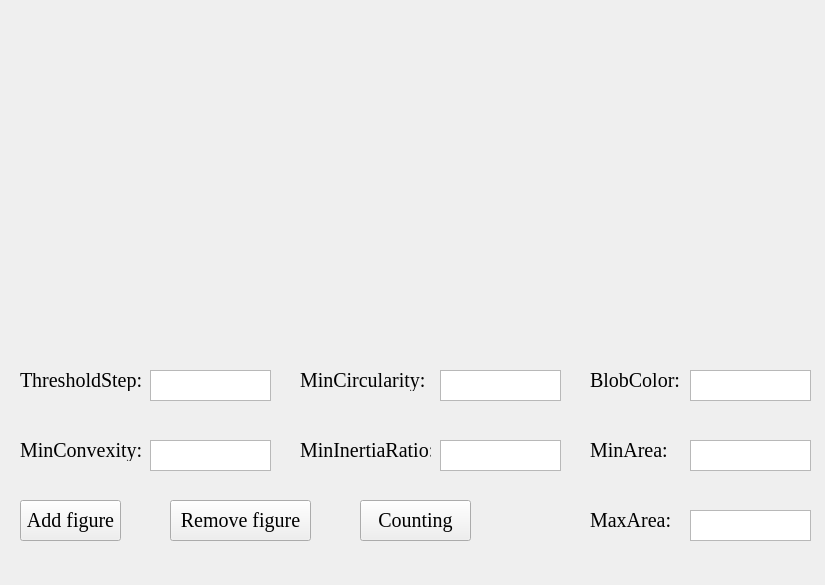
Above: Dots_counting.ui from hzaurzli/MicroWorldOmics before the change. Below: the same form after it.
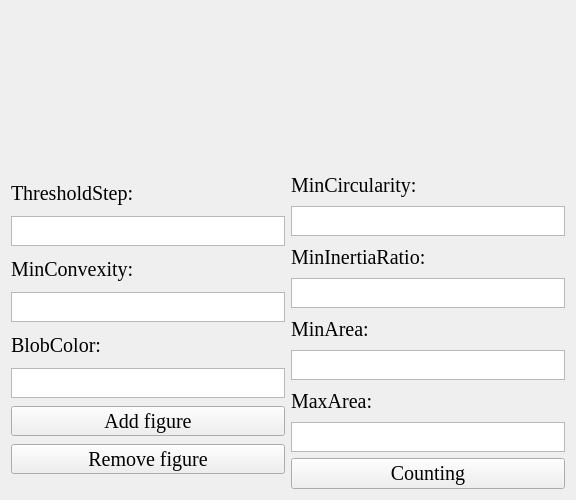
That is the form after the change. Icons and pictures are not drawn.

The edit to the form file:
```diff
--- a/Dots_counting.ui
+++ b/Dots_counting.ui
@@ -6,53 +6,109 @@
    <rect>
     <x>0</x>
     <y>0</y>
-    <width>825</width>
-    <height>585</height>
+    <width>576</width>
+    <height>500</height>
    </rect>
   </property>
   <property name="windowTitle">
    <string>Form</string>
   </property>
-  <widget class="QLabel" name="label_8">
-   <property name="geometry">
-    <rect>
-     <x>30</x>
-     <y>10</y>
-     <width>351</width>
-     <height>321</height>
-    </rect>
-   </property>
-   <property name="styleSheet">
-    <string notr="true">background-image: url(D:/Documents/Desktop/white.png)</string>
+  <layout class="QGridLayout" name="gridLayout_7">
+   <item row="0" column="1">
+    <layout class="QGridLayout" name="gridLayout_3">
+     <item row="0" column="0">
+      <widget class="QLabel" name="label_2">
+       <property name="sizePolicy">
+        <sizepolicy hsizetype="Fixed" vsizetype="Fixed">
+         <horstretch>0</horstretch>
+         <verstretch>0</verstretch>
+        </sizepolicy>
+       </property>
+       <property name="maximumSize">
+        <size>
+         <width>300</width>
+         <height>250</height>
+        </size>
    </property>
    <property name="text">
     <string/>
    </property>
-  </widget>
+       <property name="pixmap">
+        <pixmap>logo/white.png</pixmap>
+       </property>
+       <property name="scaledContents">
+        <bool>true</bool>
+       </property>
+      </widget>
+     </item>
+    </layout>
+   </item>
+   <item row="0" column="0">
+    <layout class="QGridLayout" name="gridLayout">
+     <property name="horizontalSpacing">
+      <number>6</number>
+     </property>
+     <property name="verticalSpacing">
+      <number>0</number>
+     </property>
+     <item row="0" column="0">
+      <widget class="QLabel" name="label">
+       <property name="sizePolicy">
+        <sizepolicy hsizetype="Fixed" vsizetype="Fixed">
+         <horstretch>0</horstretch>
+         <verstretch>0</verstretch>
+        </sizepolicy>
+       </property>
+       <property name="maximumSize">
+        <size>
+         <width>300</width>
+         <height>250</height>
+        </size>
+       </property>
+       <property name="text">
+        <string/>
+       </property>
+       <property name="pixmap">
+        <pixmap>logo/white.png</pixmap>
+       </property>
+       <property name="scaledContents">
+        <bool>true</bool>
+       </property>
+      </widget>
+     </item>
+    </layout>
+   </item>
+   <item row="1" column="1">
+    <layout class="QGridLayout" name="gridLayout_4">
+     <item row="1" column="0">
+      <widget class="QTextEdit" name="textEdit_3">
+       <property name="sizePolicy">
+        <sizepolicy hsizetype="Expanding" vsizetype="MinimumExpanding">
+         <horstretch>0</horstretch>
+         <verstretch>0</verstretch>
+        </sizepolicy>
+       </property>
+       <property name="maximumSize">
+        <size>
+         <width>16777215</width>
+         <height>30</height>
+        </size>
+       </property>
+      </widget>
+     </item>
+     <item row="6" column="0">
   <widget class="QLabel" name="label_9">
-   <property name="geometry">
-    <rect>
-     <x>440</x>
-     <y>10</y>
-     <width>351</width>
-     <height>321</height>
-    </rect>
-   </property>
-   <property name="styleSheet">
-    <string notr="true">background-image: url(D:/Documents/Desktop/white.png)</string>
-   </property>
-   <property name="text">
-    <string/>
-   </property>
-  </widget>
-  <widget class="QPushButton" name="pushButton_2">
-   <property name="geometry">
-    <rect>
-     <x>170</x>
-     <y>500</y>
-     <width>141</width>
-     <height>41</height>
-    </rect>
+       <property name="sizePolicy">
+        <sizepolicy hsizetype="Preferred" vsizetype="MinimumExpanding">
+         <horstretch>0</horstretch>
+         <verstretch>0</verstretch>
+        </sizepolicy>
+       </property>
+       <property name="maximumSize">
+        <size>
+         <width>16777215</width>
+         <height>30</height>
+        </size>
    </property>
    <property name="font">
     <font>
@@ -60,41 +116,24 @@
      <pointsize>15</pointsize>
     </font>
    </property>
-   <property name="styleSheet">
-    <string notr="true">background-image: url(D:/Documents/Desktop/white.png)</string>
-   </property>
    <property name="text">
-    <string>Remove figure</string>
-   </property>
-  </widget>
-  <widget class="QTextEdit" name="textEdit">
-   <property name="geometry">
-    <rect>
-     <x>150</x>
-     <y>370</y>
-     <width>121</width>
-     <height>31</height>
-    </rect>
-   </property>
-  </widget>
-  <widget class="QTextEdit" name="textEdit_6">
-   <property name="geometry">
-    <rect>
-     <x>690</x>
-     <y>440</y>
-     <width>121</width>
-     <height>31</height>
-    </rect>
-   </property>
-  </widget>
-  <widget class="QLabel" name="label_3">
-   <property name="geometry">
-    <rect>
-     <x>300</x>
-     <y>370</y>
-     <width>131</width>
-     <height>21</height>
-    </rect>
+        <string>MaxArea:</string>
+       </property>
+      </widget>
+     </item>
+     <item row="0" column="0">
+      <widget class="QLabel" name="label_5">
+       <property name="sizePolicy">
+        <sizepolicy hsizetype="Preferred" vsizetype="MinimumExpanding">
+         <horstretch>0</horstretch>
+         <verstretch>0</verstretch>
+        </sizepolicy>
+       </property>
+       <property name="maximumSize">
+        <size>
+         <width>16777215</width>
+         <height>30</height>
+        </size>
    </property>
    <property name="font">
     <font>
@@ -106,25 +145,91 @@
     <string>MinCircularity:</string>
    </property>
   </widget>
-  <widget class="QTextEdit" name="textEdit_7">
-   <property name="geometry">
-    <rect>
-     <x>690</x>
-     <y>510</y>
-     <width>121</width>
-     <height>31</height>
-    </rect>
-   </property>
-  </widget>
+     </item>
+     <item row="4" column="0">
+      <widget class="QLabel" name="label_8">
+       <property name="sizePolicy">
+        <sizepolicy hsizetype="Preferred" vsizetype="MinimumExpanding">
+         <horstretch>0</horstretch>
+         <verstretch>0</verstretch>
+        </sizepolicy>
+       </property>
+       <property name="maximumSize">
+        <size>
+         <width>16777215</width>
+         <height>30</height>
+        </size>
+       </property>
+       <property name="font">
+        <font>
+         <family>Times New Roman</family>
+         <pointsize>15</pointsize>
+        </font>
+       </property>
+       <property name="text">
+        <string>MinArea:</string>
+       </property>
+      </widget>
+     </item>
+     <item row="2" column="0">
+      <widget class="QLabel" name="label_6">
+       <property name="sizePolicy">
+        <sizepolicy hsizetype="Preferred" vsizetype="MinimumExpanding">
+         <horstretch>0</horstretch>
+         <verstretch>0</verstretch>
+        </sizepolicy>
+       </property>
+       <property name="maximumSize">
+        <size>
+         <width>16777215</width>
+         <height>30</height>
+        </size>
+       </property>
+       <property name="font">
+        <font>
+         <family>Times New Roman</family>
+         <pointsize>15</pointsize>
+        </font>
+       </property>
+       <property name="text">
+        <string>MinInertiaRatio:</string>
+       </property>
+      </widget>
+     </item>
+     <item row="3" column="0">
+      <widget class="QTextEdit" name="textEdit_4">
+       <property name="sizePolicy">
+        <sizepolicy hsizetype="Expanding" vsizetype="MinimumExpanding">
+         <horstretch>0</horstretch>
+         <verstretch>0</verstretch>
+        </sizepolicy>
+       </property>
+       <property name="maximumSize">
+        <size>
+         <width>16777215</width>
+         <height>30</height>
+        </size>
+       </property>
+      </widget>
+     </item>
+     <item row="5" column="0">
+      <widget class="QTextEdit" name="textEdit_6">
+       <property name="sizePolicy">
+        <sizepolicy hsizetype="Expanding" vsizetype="MinimumExpanding">
+         <horstretch>0</horstretch>
+         <verstretch>0</verstretch>
+        </sizepolicy>
+       </property>
+       <property name="maximumSize">
+        <size>
+         <width>16777215</width>
+         <height>30</height>
+        </size>
+       </property>
+      </widget>
+     </item>
+     <item row="8" column="0">
   <widget class="QPushButton" name="pushButton_3">
-   <property name="geometry">
-    <rect>
-     <x>360</x>
-     <y>500</y>
-     <width>111</width>
-     <height>41</height>
-    </rect>
-   </property>
    <property name="font">
     <font>
      <family>Times New Roman</family>
@@ -138,33 +243,43 @@
     <string>Counting</string>
    </property>
   </widget>
+     </item>
+     <item row="7" column="0">
+      <widget class="QTextEdit" name="textEdit_7">
+       <property name="sizePolicy">
+        <sizepolicy hsizetype="Expanding" vsizetype="MinimumExpanding">
+         <horstretch>0</horstretch>
+         <verstretch>0</verstretch>
+        </sizepolicy>
+       </property>
+       <property name="maximumSize">
+        <size>
+         <width>16777215</width>
+         <height>30</height>
+        </size>
+       </property>
+      </widget>
+     </item>
+    </layout>
+   </item>
+   <item row="1" column="0">
+    <layout class="QGridLayout" name="gridLayout_2">
+     <property name="verticalSpacing">
+      <number>0</number>
+     </property>
+     <item row="2" column="0">
   <widget class="QLabel" name="label_4">
-   <property name="geometry">
-    <rect>
-     <x>300</x>
-     <y>440</y>
-     <width>131</width>
-     <height>21</height>
-    </rect>
-   </property>
-   <property name="font">
-    <font>
-     <family>Times New Roman</family>
-     <pointsize>15</pointsize>
-    </font>
-   </property>
-   <property name="text">
-    <string>MinInertiaRatio:</string>
-   </property>
-  </widget>
-  <widget class="QLabel" name="label_2">
-   <property name="geometry">
-    <rect>
-     <x>20</x>
-     <y>440</y>
-     <width>121</width>
-     <height>21</height>
-    </rect>
+       <property name="sizePolicy">
+        <sizepolicy hsizetype="Preferred" vsizetype="MinimumExpanding">
+         <horstretch>0</horstretch>
+         <verstretch>0</verstretch>
+        </sizepolicy>
+       </property>
+       <property name="maximumSize">
+        <size>
+         <width>16777215</width>
+         <height>30</height>
+        </size>
    </property>
    <property name="font">
     <font>
@@ -176,34 +291,53 @@
     <string>MinConvexity:</string>
    </property>
   </widget>
-  <widget class="QLabel" name="label_5">
-   <property name="geometry">
-    <rect>
-     <x>590</x>
-     <y>370</y>
-     <width>91</width>
-     <height>21</height>
-    </rect>
-   </property>
-   <property name="font">
-    <font>
-     <family>Times New Roman</family>
-     <pointsize>15</pointsize>
-    </font>
-   </property>
-   <property name="text">
-    <string>BlobColor:</string>
-   </property>
-  </widget>
-  <widget class="QLabel" name="label_6">
-   <property name="geometry">
-    <rect>
-     <x>590</x>
-     <y>440</y>
-     <width>91</width>
-     <height>21</height>
-    </rect>
-   </property>
+     </item>
+     <item row="3" column="0">
+      <widget class="QTextEdit" name="textEdit_2">
+       <property name="sizePolicy">
+        <sizepolicy hsizetype="Expanding" vsizetype="MinimumExpanding">
+         <horstretch>0</horstretch>
+         <verstretch>0</verstretch>
+        </sizepolicy>
+       </property>
+       <property name="maximumSize">
+        <size>
+         <width>16777215</width>
+         <height>30</height>
+        </size>
+       </property>
+      </widget>
+     </item>
+     <item row="1" column="0">
+      <widget class="QTextEdit" name="textEdit">
+       <property name="sizePolicy">
+        <sizepolicy hsizetype="Expanding" vsizetype="MinimumExpanding">
+         <horstretch>0</horstretch>
+         <verstretch>0</verstretch>
+        </sizepolicy>
+       </property>
+       <property name="maximumSize">
+        <size>
+         <width>16777215</width>
+         <height>30</height>
+        </size>
+       </property>
+      </widget>
+     </item>
+     <item row="0" column="0">
+      <widget class="QLabel" name="label_3">
+       <property name="sizePolicy">
+        <sizepolicy hsizetype="Preferred" vsizetype="MinimumExpanding">
+         <horstretch>0</horstretch>
+         <verstretch>0</verstretch>
+        </sizepolicy>
+       </property>
+       <property name="maximumSize">
+        <size>
+         <width>16777215</width>
+         <height>30</height>
+        </size>
+       </property>
    <property name="font">
     <font>
      <family>Times New Roman</family>
@@ -211,47 +345,40 @@
     </font>
    </property>
    <property name="text">
-    <string>MinArea:</string>
-   </property>
-  </widget>
+        <string>ThresholdStep:</string>
+       </property>
+      </widget>
+     </item>
+     <item row="5" column="0">
   <widget class="QTextEdit" name="textEdit_5">
-   <property name="geometry">
-    <rect>
-     <x>690</x>
-     <y>370</y>
-     <width>121</width>
-     <height>31</height>
-    </rect>
-   </property>
-  </widget>
+       <property name="sizePolicy">
+        <sizepolicy hsizetype="Expanding" vsizetype="MinimumExpanding">
+         <horstretch>0</horstretch>
+         <verstretch>0</verstretch>
+        </sizepolicy>
+       </property>
+       <property name="maximumSize">
+        <size>
+         <width>16777215</width>
+         <height>30</height>
+        </size>
+       </property>
+      </widget>
+     </item>
+     <item row="4" column="0">
   <widget class="QLabel" name="label_7">
-   <property name="geometry">
-    <rect>
-     <x>590</x>
-     <y>510</y>
-     <width>91</width>
-     <height>21</height>
-    </rect>
-   </property>
-   <property name="font">
-    <font>
-     <family>Times New Roman</family>
-     <pointsize>15</pointsize>
-    </font>
-   </property>
-   <property name="text">
-    <string>MaxArea:</string>
-   </property>
-  </widget>
-  <widget class="QLabel" name="label">
-   <property name="geometry">
-    <rect>
-     <x>20</x>
-     <y>370</y>
-     <width>121</width>
-     <height>21</height>
-    </rect>
-   </property>
+       <property name="sizePolicy">
+        <sizepolicy hsizetype="Preferred" vsizetype="MinimumExpanding">
+         <horstretch>0</horstretch>
+         <verstretch>0</verstretch>
+        </sizepolicy>
+       </property>
+       <property name="maximumSize">
+        <size>
+         <width>16777215</width>
+         <height>30</height>
+        </size>
+       </property>
    <property name="font">
     <font>
      <family>Times New Roman</family>
@@ -259,27 +386,23 @@
     </font>
    </property>
    <property name="text">
-    <string>ThresholdStep:</string>
-   </property>
-  </widget>
-  <widget class="QTextEdit" name="textEdit_3">
-   <property name="geometry">
-    <rect>
-     <x>440</x>
-     <y>370</y>
-     <width>121</width>
-     <height>31</height>
-    </rect>
-   </property>
-  </widget>
+        <string>BlobColor:</string>
+       </property>
+      </widget>
+     </item>
+     <item row="6" column="0">
   <widget class="QPushButton" name="pushButton_1">
-   <property name="geometry">
-    <rect>
-     <x>20</x>
-     <y>500</y>
-     <width>101</width>
-     <height>41</height>
-    </rect>
+       <property name="sizePolicy">
+        <sizepolicy hsizetype="Minimum" vsizetype="MinimumExpanding">
+         <horstretch>0</horstretch>
+         <verstretch>0</verstretch>
+        </sizepolicy>
+       </property>
+       <property name="maximumSize">
+        <size>
+         <width>16777215</width>
+         <height>30</height>
+        </size>
    </property>
    <property name="font">
     <font>
@@ -294,26 +417,38 @@
     <string>Add figure</string>
    </property>
   </widget>
-  <widget class="QTextEdit" name="textEdit_4">
-   <property name="geometry">
-    <rect>
-     <x>440</x>
-     <y>440</y>
-     <width>121</width>
-     <height>31</height>
-    </rect>
-   </property>
-  </widget>
-  <widget class="QTextEdit" name="textEdit_2">
-   <property name="geometry">
-    <rect>
-     <x>150</x>
-     <y>440</y>
-     <width>121</width>
-     <height>31</height>
-    </rect>
-   </property>
-  </widget>
+     </item>
+     <item row="7" column="0">
+      <widget class="QPushButton" name="pushButton_2">
+       <property name="sizePolicy">
+        <sizepolicy hsizetype="Minimum" vsizetype="MinimumExpanding">
+         <horstretch>0</horstretch>
+         <verstretch>0</verstretch>
+        </sizepolicy>
+       </property>
+       <property name="maximumSize">
+        <size>
+         <width>16777215</width>
+         <height>30</height>
+        </size>
+       </property>
+       <property name="font">
+        <font>
+         <family>Times New Roman</family>
+         <pointsize>15</pointsize>
+        </font>
+       </property>
+       <property name="styleSheet">
+        <string notr="true">background-image: url(D:/Documents/Desktop/white.png)</string>
+       </property>
+       <property name="text">
+        <string>Remove figure</string>
+       </property>
+      </widget>
+     </item>
+    </layout>
+   </item>
+  </layout>
  </widget>
  <resources/>
  <connections/>
```
Lines whose indentation alone changed are shown as unchanged.
